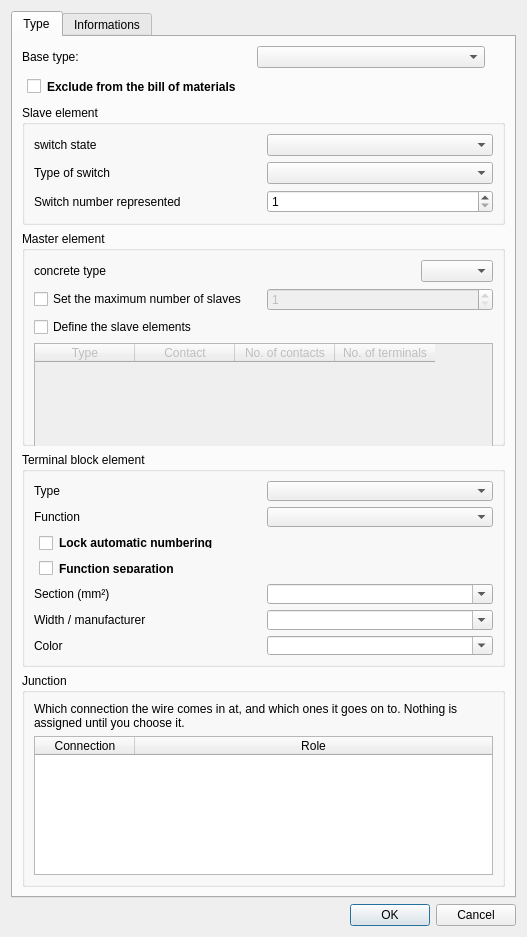
The window that sources/editor/ui/elementpropertieseditorwidget.ui (qelectrotech/qelectrotech-source-mirror) describes before a commit, drawn with Qt 5.
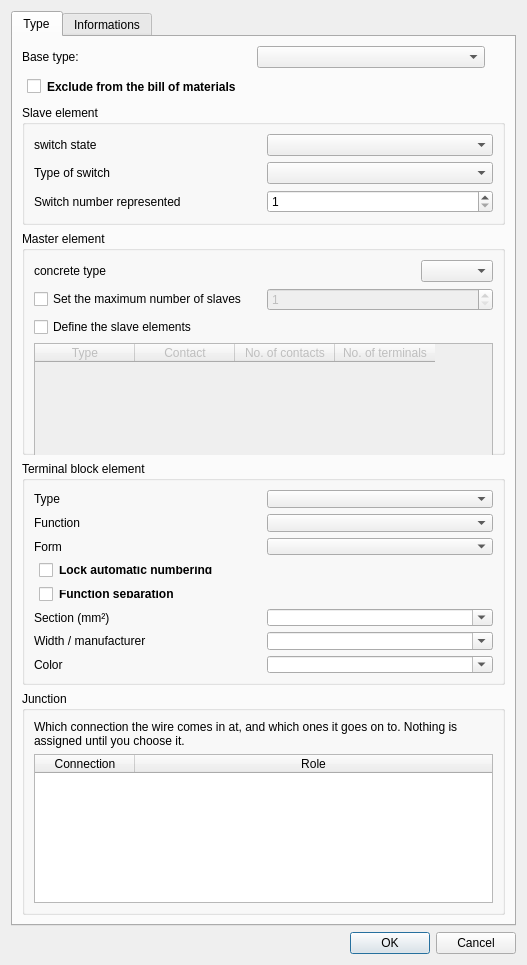
The same window after the commit.

Commit message: Add the form of a terminal beside its function type

```diff
--- a/sources/editor/ui/elementpropertieseditorwidget.ui
+++ b/sources/editor/ui/elementpropertieseditorwidget.ui
@@ -239,7 +239,17 @@
           <item row="1" column="1">
            <widget class="QComboBox" name="m_terminal_func_cb"/>
           </item>
-          <item row="2" column="0" colspan="2">
+          <item row="2" column="0">
+           <widget class="QLabel" name="label_terminal_form">
+            <property name="text">
+             <string>Form</string>
+            </property>
+           </widget>
+          </item>
+          <item row="2" column="1">
+           <widget class="QComboBox" name="m_terminal_form_cb"/>
+          </item>
+          <item row="3" column="0" colspan="2">
            <widget class="QCheckBox" name="m_auto_num_locked_cb">
             <property name="styleSheet">
              <string>margin: 5px; font-weight: bold;</string>
@@ -249,7 +259,7 @@
             </property>
            </widget>
           </item>
-          <item row="3" column="0" colspan="2">
+          <item row="4" column="0" colspan="2">
            <widget class="QCheckBox" name="m_potential_isolating_cb">
             <property name="styleSheet">
              <string>margin: 5px; font-weight: bold;</string>
@@ -259,14 +269,14 @@
             </property>
            </widget>
           </item>
-          <item row="4" column="0">
+          <item row="5" column="0">
            <widget class="QLabel" name="label_terminal_section">
             <property name="text">
              <string>Section (mm²)</string>
             </property>
            </widget>
           </item>
-          <item row="4" column="1">
+          <item row="5" column="1">
            <widget class="QComboBox" name="m_terminal_section_cb">
             <property name="editable">
              <bool>true</bool>
@@ -276,14 +286,14 @@
             </property>
            </widget>
           </item>
-          <item row="5" column="0">
+          <item row="6" column="0">
            <widget class="QLabel" name="label_terminal_width">
             <property name="text">
              <string>Width / manufacturer</string>
             </property>
            </widget>
           </item>
-          <item row="5" column="1">
+          <item row="6" column="1">
            <widget class="QComboBox" name="m_terminal_width_cb">
             <property name="editable">
              <bool>true</bool>
@@ -293,14 +303,14 @@
             </property>
            </widget>
           </item>
-          <item row="6" column="0">
+          <item row="7" column="0">
            <widget class="QLabel" name="label_terminal_color">
             <property name="text">
              <string>Color</string>
             </property>
            </widget>
           </item>
-          <item row="6" column="1">
+          <item row="7" column="1">
            <widget class="QComboBox" name="m_terminal_color_cb">
             <property name="editable">
              <bool>true</bool>
```
The commit also changes 19 other files.
